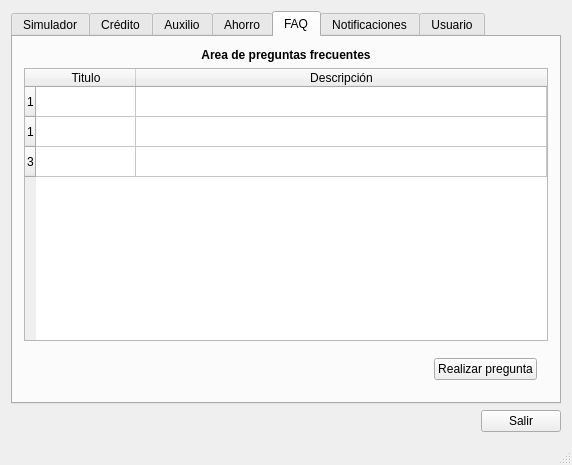
Before: the Qt Designer form AsociadosFondo/asociadosfondo.ui in MiguelALopez/JaverianaProject, drawn with Qt 5.
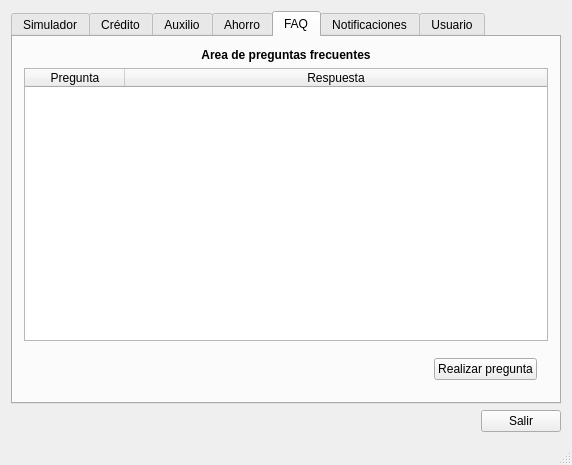
After: the same form once the commit is applied. The open tabs and pages were chosen to show the change.

Patch:
```diff
--- a/AsociadosFondo/asociadosfondo.ui
+++ b/AsociadosFondo/asociadosfondo.ui
@@ -971,41 +971,16 @@
           <attribute name="horizontalHeaderStretchLastSection">
            <bool>true</bool>
           </attribute>
-          <row>
-           <property name="text">
-            <string>1</string>
-           </property>
-          </row>
-          <row>
-           <property name="text">
-            <string>1</string>
-           </property>
-          </row>
-          <row>
-           <property name="text">
-            <string>3</string>
-           </property>
-          </row>
           <column>
            <property name="text">
-            <string>Titulo</string>
+            <string>Pregunta</string>
            </property>
           </column>
           <column>
            <property name="text">
-            <string>Descripción</string>
+            <string>Respuesta</string>
            </property>
           </column>
-          <item row="0" column="0">
-           <property name="text">
-            <string/>
-           </property>
-          </item>
-          <item row="1" column="0">
-           <property name="text">
-            <string/>
-           </property>
-          </item>
          </widget>
         </item>
         <item>
```
